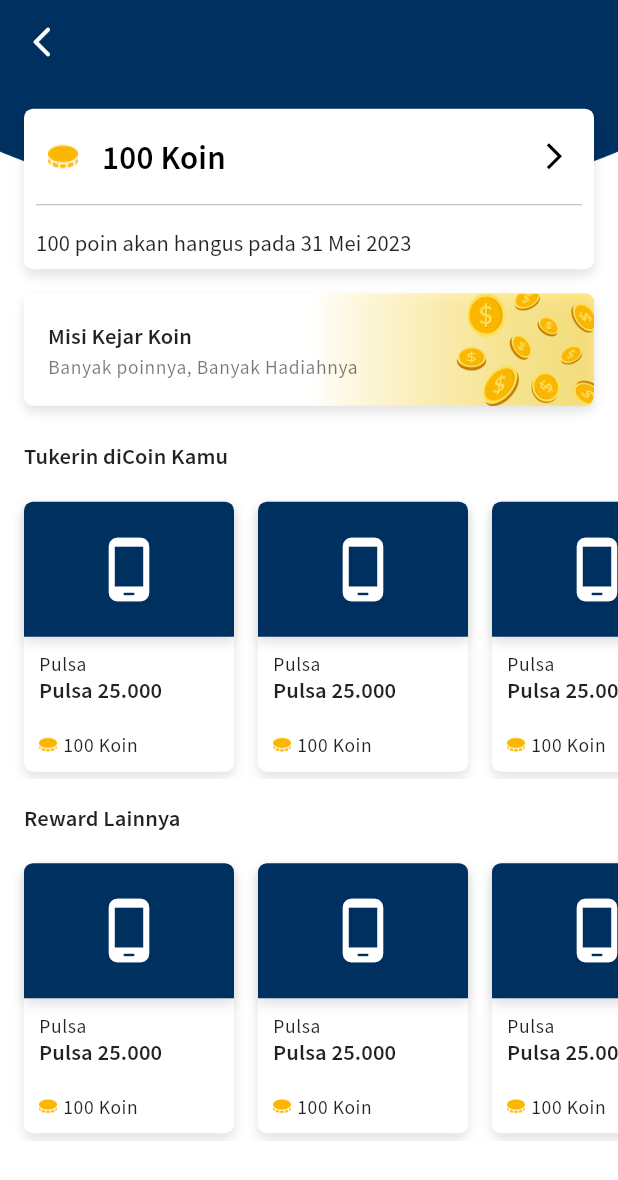
After one commit to erlandmotor/Agent_Mobile_App, a Flutter app: the PoinRewardPage screen opened directly, on a phone screen of 412 x 824 dp. The commit adds this screen. Shown: the top 1180 px of the screen. Run offline on Flutter 3.47's test engine with Material 2 defaults, Android fonts, the phone set to English and light mode, and no system bars.

Commit message:
slicing ui point page done

```diff
--- /dev/null
+++ b/lib/helper/key.dart
@@ -0,0 +1,4 @@
+import 'package:flutter/cupertino.dart';
+import 'package:flutter/material.dart';
+
+GlobalKey<ScaffoldState> scaffoldKey = GlobalKey<ScaffoldState>();
--- a/lib/helper/margin_layout.dart
+++ b/lib/helper/margin_layout.dart
@@ -9,7 +9,7 @@ class Marginlayout {
       const EdgeInsets.symmetric(horizontal: 16);
 
   /// vertical 16
-  static EdgeInsets marginVertical = const EdgeInsets.symmetric(horizontal: 16);
+  static EdgeInsets marginVertical = const EdgeInsets.symmetric(vertical: 16);
 
   /// bottom 16
   static EdgeInsets marginBottom = const EdgeInsets.only(bottom: 16);
--- /dev/null
+++ b/lib/helper/shadow.dart
@@ -0,0 +1,53 @@
+import 'package:agent_mobile_app/helper/themes_colors.dart';
+import 'package:flutter/cupertino.dart';
+
+class CustomShadow {
+  static List<BoxShadow> base = [
+    BoxShadow(
+      color: ColorApp.secondary00.withOpacity(0.01),
+      offset: const Offset(0, 1),
+      blurRadius: 2,
+    ),
+    BoxShadow(
+      color: ColorApp.secondary00.withOpacity(0.1),
+      offset: const Offset(0, 1),
+      blurRadius: 3,
+    )
+  ];
+  static List<BoxShadow> md = [
+    BoxShadow(
+      color: ColorApp.secondary00.withOpacity(0.01),
+      offset: const Offset(0, 2),
+      blurRadius: 4,
+    ),
+    BoxShadow(
+      color: ColorApp.secondary00.withOpacity(0.1),
+      offset: const Offset(0, 4),
+      blurRadius: 6,
+    )
+  ];
+  static List<BoxShadow> lg = [
+    BoxShadow(
+      color: ColorApp.secondary00.withOpacity(0.01),
+      offset: const Offset(0, 4),
+      blurRadius: 6,
+    ),
+    BoxShadow(
+      color: ColorApp.secondary00.withOpacity(0.1),
+      offset: const Offset(0, 10),
+      blurRadius: 15,
+    )
+  ];
+  static List<BoxShadow> xl = [
+    BoxShadow(
+      color: ColorApp.secondary00.withOpacity(0.01),
+      offset: const Offset(0, 10),
+      blurRadius: 10,
+    ),
+    BoxShadow(
+      color: ColorApp.secondary00.withOpacity(0.1),
+      offset: const Offset(0, 20),
+      blurRadius: 25,
+    )
+  ];
+}
--- a/lib/pages/home_page/home_page.dart
+++ b/lib/pages/home_page/home_page.dart
@@ -1,5 +1,8 @@
+import 'package:agent_mobile_app/helper/key.dart';
+import 'package:agent_mobile_app/helper/routes.dart';
 import 'package:agent_mobile_app/helper/themes_colors.dart';
 import 'package:agent_mobile_app/helper/themse_fonts.dart';
+import 'package:agent_mobile_app/pages/poin_page/poin_reward_page.dart';
 import 'package:agent_mobile_app/widget_reusable/widget_button.dart';
 import 'package:flutter/material.dart';
 
@@ -32,7 +35,7 @@ class HomePage extends StatelessWidget {
                 const SizedBox(
                   height: 40,
                 ),
-                topWidget(),
+                topWidget(context),
                 const SizedBox(
                   height: 24,
                 ),
@@ -101,7 +104,7 @@ class HomePage extends StatelessWidget {
     );
   }
 
-  Container topWidget() {
+  Container topWidget(BuildContext context) {
     return Container(
       height: 143,
       decoration: BoxDecoration(
@@ -242,6 +245,9 @@ class HomePage extends StatelessWidget {
                 width: 2,
               ),
               Expanded(
+                child: InkWell(
+                  onTap: () => RouteWidget.push(
+                      context: context, page: const PoinRewardPage()),
                   child: Container(
                     height: 72,
                     decoration: BoxDecoration(
@@ -283,6 +289,7 @@ class HomePage extends StatelessWidget {
                     ),
                   ),
                 ),
+              ),
             ],
           )
         ],
--- /dev/null
+++ b/lib/pages/poin_page/poin_reward_page.dart
@@ -0,0 +1,164 @@
+import 'package:agent_mobile_app/helper/margin_layout.dart';
+import 'package:agent_mobile_app/helper/shadow.dart';
+import 'package:agent_mobile_app/helper/themes_colors.dart';
+import 'package:agent_mobile_app/helper/themse_fonts.dart';
+import 'package:agent_mobile_app/pages/poin_page/widgets/card_reward.dart';
+import 'package:agent_mobile_app/widget_reusable/widget_appbar_default.dart';
+import 'package:flutter/material.dart';
+
+class PoinRewardPage extends StatelessWidget {
+  const PoinRewardPage({Key? key}) : super(key: key);
+
+  Widget _headersPoin() {
+    return Column(
+      children: [
+        Container(
+          margin: Marginlayout.marginhorizontal,
+          padding: const EdgeInsets.all(8),
+          width: double.infinity,
+          decoration: BoxDecoration(
+              color: Colors.white,
+              borderRadius: BorderRadius.circular(6),
+              boxShadow: CustomShadow.md),
+          child: Column(
+            crossAxisAlignment: CrossAxisAlignment.start,
+            children: [
+              ListTile(
+                contentPadding: const EdgeInsets.symmetric(horizontal: 8),
+                leading: Image.asset('assets/icons/coin.png',
+                    fit: BoxFit.fill, height: 20, width: 20),
+                minLeadingWidth: 0,
+                dense: true,
+                title: Text('100 Koin', style: FontStyle.heading1),
+                trailing: Icon(
+                  Icons.arrow_forward_ios_sharp,
+                  size: 21,
+                  color: ColorApp.secondary00,
+                ),
+              ),
+              Divider(
+                color: ColorApp.secondaryB2,
+              ),
+              const SizedBox(
+                height: 8,
+              ),
+              Text(
+                '100 poin akan hangus pada 31 Mei 2023',
+                style: FontStyle.subtitle2,
+              ),
+            ],
+          ),
+        ),
+        Container(
+          padding: const EdgeInsets.fromLTRB(16, 0, 0, 0),
+          margin: Marginlayout.marginhorizontal.copyWith(top: 16),
+          decoration: BoxDecoration(
+            gradient: LinearGradient(
+                begin: Alignment.centerLeft,
+                end: Alignment.centerRight,
+                colors: [
+                  Colors.white,
+                  Colors.white,
+                  Colors.yellow.shade600.withOpacity(0.6),
+                ]),
+            borderRadius: BorderRadius.circular(6),
+            boxShadow: CustomShadow.md,
+          ),
+          child: Row(
+            children: [
+              Flexible(
+                child: ListTile(
+                  contentPadding: EdgeInsets.symmetric(vertical: 5),
+                  minVerticalPadding: 0,
+                  dense: true,
+                  title: Text(
+                    'Misi Kejar Koin',
+                    style: FontStyle.subtitle2SemiBold,
+                  ),
+                  subtitle: Text(
+                    'Banyak poinnya, Banyak Hadiahnya',
+                    style: FontStyle.caption,
+                  ),
+                ),
+              ),
+              Image.asset(
+                'assets/ilustration/grup_coin.png',
+                fit: BoxFit.fill,
+                width: 100,
+                height: 75,
+              ),
+            ],
+          ),
+        )
+      ],
+    );
+  }
+
+  @override
+  Widget build(BuildContext context) {
+    return Scaffold(
+      appBar: CustomAppBar.appBarDefault(
+        context,
+        backgroundColor: ColorApp.primaryA3,
+        colorComponen: Colors.white,
+        title: '',
+      ),
+      backgroundColor: Colors.white,
+      body: Stack(
+        children: [
+          Image.asset(
+            'assets/backround/bg_poin.png',
+            fit: BoxFit.fill,
+            width: double.infinity,
+            height: MediaQuery.of(context).size.height * 0.1,
+          ),
+          //NOTE:  TUker di Coin kamu
+          ListView(
+            padding:
+                EdgeInsets.only(top: MediaQuery.of(context).size.height * 0.02),
+            children: [
+              _headersPoin(),
+              Padding(
+                padding: Marginlayout.marginhorizontal.copyWith(top: 24),
+                child: Text(
+                  'Tukerin diCoin Kamu',
+                  style: FontStyle.subtitle2SemiBold,
+                ),
+              ),
+              const SizedBox(
+                height: 16,
+              ),
+              SizedBox(
+                height: 190,
+                child: ListView.builder(
+                  padding: Marginlayout.marginhorizontal,
+                  scrollDirection: Axis.horizontal,
+                  itemBuilder: (context, index) => const CardPoinReward(),
+                ),
+              ),
+              //NOTE: list data Reward Lainnya
+              Padding(
+                padding: Marginlayout.marginhorizontal.copyWith(top: 16),
+                child: Text(
+                  'Reward Lainnya',
+                  style: FontStyle.subtitle2SemiBold,
+                ),
+              ),
+              const SizedBox(
+                height: 16,
+              ),
+              SizedBox(
+                height: 190,
+                child: ListView.builder(
+                  padding: Marginlayout.marginhorizontal,
+                  scrollDirection: Axis.horizontal,
+                  itemBuilder: (context, index) => const CardPoinReward(),
+                ),
+              ),
+            ],
+          )
+        ],
+      ),
+    );
+  }
+}
--- /dev/null
+++ b/lib/pages/poin_page/reward_detail_page.dart
@@ -0,0 +1,12 @@
+import 'package:flutter/material.dart';
+import 'package:flutter/src/foundation/key.dart';
+import 'package:flutter/src/widgets/framework.dart';
+
+class RewardDetailPage extends StatelessWidget {
+  const RewardDetailPage({Key? key}) : super(key: key);
+
+  @override
+  Widget build(BuildContext context) {
+    return Scaffold();
+  }
+}
--- /dev/null
+++ b/lib/pages/poin_page/widgets/card_reward.dart
@@ -0,0 +1,79 @@
+import 'package:agent_mobile_app/helper/shadow.dart';
+import 'package:agent_mobile_app/helper/themes_colors.dart';
+import 'package:agent_mobile_app/helper/themse_fonts.dart';
+import 'package:flutter/cupertino.dart';
+import 'package:flutter/material.dart';
+import 'package:flutter/src/foundation/key.dart';
+import 'package:flutter/src/widgets/framework.dart';
+
+class CardPoinReward extends StatelessWidget {
+  const CardPoinReward({Key? key}) : super(key: key);
+
+  @override
+  Widget build(BuildContext context) {
+    return Container(
+      margin: const EdgeInsets.only(right: 16, top: 5, bottom: 5),
+      width: 140,
+      decoration: BoxDecoration(
+        color: Colors.white,
+        borderRadius: BorderRadius.circular(6),
+        boxShadow: CustomShadow.md,
+      ),
+      child: Column(
+        children: [
+          Expanded(
+            child: Container(
+              width: double.infinity,
+              decoration: BoxDecoration(
+                color: ColorApp.primaryA3,
+                borderRadius: const BorderRadius.only(
+                  topLeft: Radius.circular(6),
+                  topRight: Radius.circular(6),
+                ),
+                boxShadow: CustomShadow.md,
+              ),
+              child: const Icon(
+                Icons.phone_android_rounded,
+                color: Colors.white,
+                size: 46,
+              ),
+            ),
+          ),
+          Expanded(
+              child: Padding(
+            padding: const EdgeInsets.all(10),
+            child: Column(
+              crossAxisAlignment: CrossAxisAlignment.start,
+              children: [
+                Text(
+                  'Pulsa',
+                  style: FontStyle.caption,
+                ),
+                Expanded(
+                  child: Text(
+                    'Pulsa 25.000 ',
+                    style: FontStyle.subtitle2SemiBold,
+                  ),
+                ),
+                Row(
+                  children: [
+                    Image.asset(
+                      'assets/icons/coin.png',
+                      height: 12,
+                      fit: BoxFit.fill,
+                    ),
+                    const SizedBox(width: 4,),
+                    Text(
+                    '100 Koin',
+                    style: FontStyle.caption,
+                  ),
+                  ],
+                )
+              ],
+            ),
+          )),
+        ],
+      ),
+    );
+  }
+}
```
Also changed, not shown: assets/backround/bg_poin.png (added), assets/ilustration/grup_coin.png (added), lib/pages/poin_page/detail_transaction_page.dart (added), lib/pages/poin_page/history_poin_page.dart (added). Lines whose indentation alone changed are shown as unchanged.
